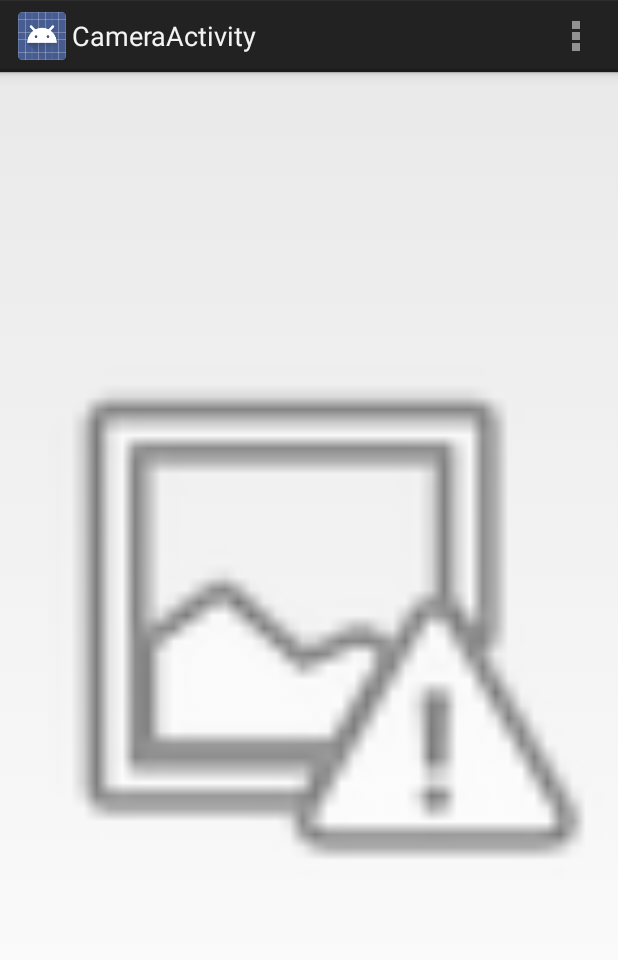
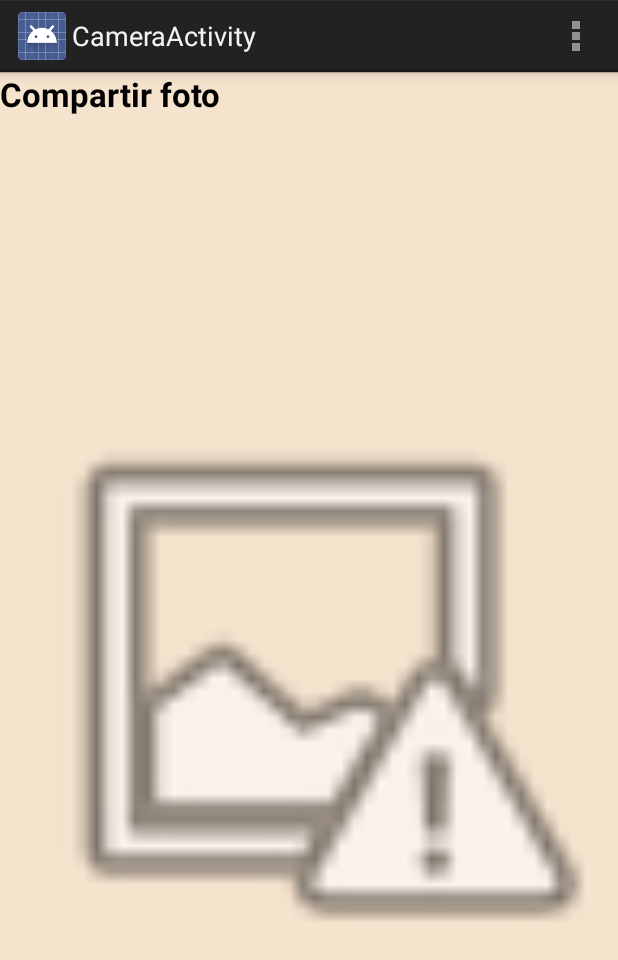
Before and after one commit to anissval/AnahiValdiviezo.cursoAndroid, an Android app: the CameraActivity screen opened directly, with no data from a screen before it, on a phone screen of 412 x 824 dp. Shown: the top 960 px of the screen. Run offline under Robolectric (Android 15) with nearby library versions, the phone set to English and light mode, and no system bars; our stand-ins replace Picasso; pictures from the network do not load.

Commit message:
titles and background

```diff
--- a/app/src/main/AndroidManifest.xml
+++ b/app/src/main/AndroidManifest.xml
@@ -16,6 +16,7 @@
 
 
     <application
+
         android:allowBackup="true"
         android:icon="@mipmap/ic_launcher"
         android:label="@string/app_name"
--- a/app/src/main/res/layout/activity_camera.xml
+++ b/app/src/main/res/layout/activity_camera.xml
@@ -4,20 +4,27 @@
     android:layout_height="fill_parent"
     android:orientation="vertical"
     tools:context="com.valdiviezo.aniss.anahivaldiviezocursoandroid.ui.ImageActivity"
-    android:weightSum="10"
+    android:weightSum="11"
     android:gravity="center"
     >
-
+    <TextView
+        android:layout_width="fill_parent"
+        android:layout_height="wrap_content"
+        android:textAppearance="?android:attr/textAppearanceLarge"
+        android:text="Compartir foto"
+        android:id="@+id/textView"
+        android:layout_weight="2"
+        android:textStyle="bold"/>
     <ImageView
         android:layout_width="fill_parent"
-        android:layout_height="fill_parent"
+        android:layout_height="wrap_content"
         android:id="@+id/imageView_foto"
-        android:layout_weight="9"
+        android:layout_weight="8"
         android:src="@android:drawable/ic_menu_report_image" />
 
     <Button
         style="?android:attr/buttonStyleSmall"
-        android:layout_width="wrap_content"
+        android:layout_width="fill_parent"
         android:layout_height="wrap_content"
         android:text="Compartir"
         android:id="@+id/buttonCompartir"
--- a/app/src/main/res/layout/activity_integrantes_list.xml
+++ b/app/src/main/res/layout/activity_integrantes_list.xml
@@ -4,7 +4,7 @@
     android:layout_height="match_parent"
     android:orientation="vertical"
     android:gravity="center"
-    tools:context=".Hipoteca" >
+    tools:context=".Hipoteca">
 
     <ListView
         android:id="@android:id/list"
--- a/app/src/main/res/layout/activity_main.xml
+++ b/app/src/main/res/layout/activity_main.xml
@@ -4,7 +4,7 @@
     android:layout_height="fill_parent"
     android:gravity="center"
     android:orientation="vertical"
-    android:background="#F3E2A9">
+    android:background="@color/fondo">
 
 
     <TextView
@@ -18,7 +18,7 @@
     <Button
         android:layout_width="fill_parent"
         android:layout_height="wrap_content"
-        android:text="Ejercicio 1"
+        android:text="Ejercicio 1, mostrar imagen de la galeria"
         android:id="@+id/button"
         android:gravity="center" />
 
--- a/app/src/main/res/layout/activity_threads.xml
+++ b/app/src/main/res/layout/activity_threads.xml
@@ -15,6 +15,12 @@
         android:textSize="20dp"
         android:paddingTop="20dp"
         android:paddingBottom="50dp"
+        />
+    <TextView android:text="TIMER"
+        android:layout_width="wrap_content"
+        android:layout_height="wrap_content"
+        android:id="@+id/textViewSubtitle"
+        android:textStyle="bold"
         />
      <TextView android:text=""
         android:layout_width="wrap_content"
--- /dev/null
+++ b/app/src/main/res/values/Color.xml
@@ -0,0 +1,5 @@
+<?xml version="1.0" encoding="utf-8"?>
+<resources>
+
+    <color name="fondo">#F6E3CE</color>
+</resources>
--- a/app/src/main/res/values/styles.xml
+++ b/app/src/main/res/values/styles.xml
@@ -3,7 +3,7 @@
     <!-- Base application theme. -->
     <style name="AppTheme" parent="android:Theme.Holo.Light.DarkActionBar">
         <!-- Customize your theme here. -->
-
+      <item name="android:windowBackground">@color/fondo</item>
     </style>
 
 </resources>
--- /dev/null
+++ b/app/src/main/res/values/themes.xml
@@ -0,0 +1,6 @@
+<?xml version="1.0" encoding="utf-8"?>
+<resources>
+    <style name="MyTheme" parent="@android:style/Theme.Light">
+        <item name="android:windowBackground">@color/fondo</item>
+    </style>
+</resources>
```
Also changed, not shown: app/src/main/java/com/valdiviezo/aniss/anahivaldiviezocursoandroid/ui/RestActivity.java (+4 -4 lines), app/src/main/res/layout/activity_image.xml (+12 -4 lines), app/src/main/res/layout/activity_image_downloader.xml (+9 -2 lines), app/src/main/res/layout/integrantes_view.xml (+9 -2 lines).
